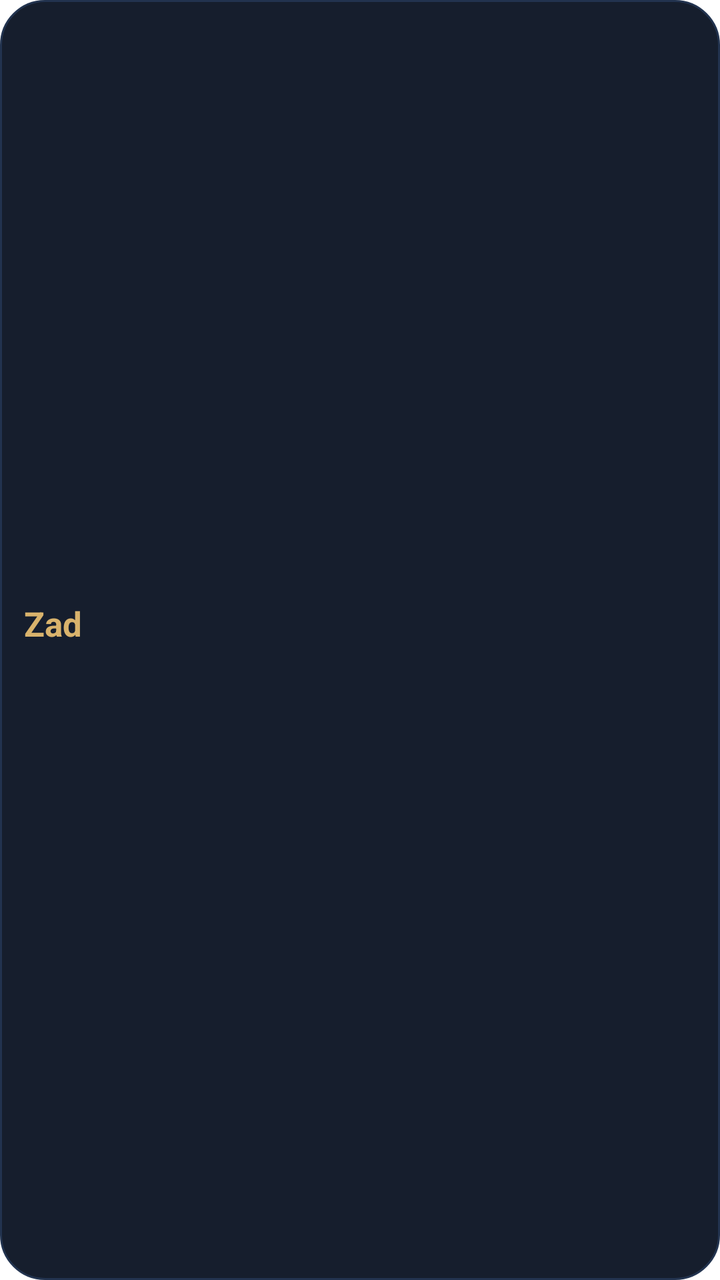
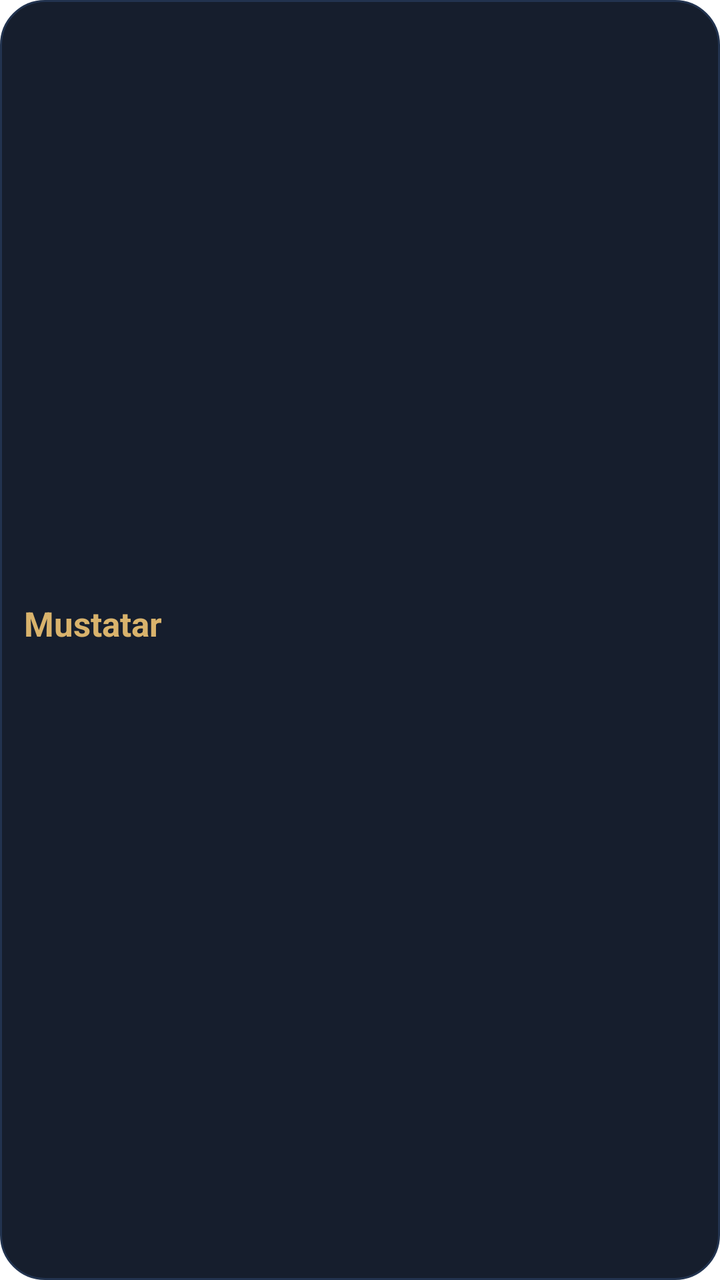

An Android layout rendered at two revisions. The XML below is the earlier revision; the diff shows what the commit changed to produce the second picture.
<!-- AndroidManifest.xml: application theme android:Theme.Translucent.NoTitleBar -->
<!-- res/layout/widget_prayer.xml -->
<?xml version="1.0" encoding="utf-8"?>
<LinearLayout xmlns:android="http://schemas.android.com/apk/res/android"
    android:id="@+id/w_root" android:layout_width="match_parent" android:layout_height="match_parent"
    android:orientation="vertical" android:gravity="center_vertical" android:padding="12dp" android:background="@drawable/widget_bg">
    <TextView android:id="@+id/w_prayer" android:layout_width="match_parent" android:layout_height="wrap_content"
        android:text="Zad" android:textColor="#D9B36C" android:textSize="17sp" android:textStyle="bold" android:maxLines="1" />
    <TextView android:id="@+id/w_prayer_time" android:layout_width="match_parent" android:layout_height="wrap_content"
        android:text="" android:textColor="#93A3C0" android:textSize="12sp" android:maxLines="2" />
</LinearLayout>
<!-- resources referenced by this layout -->
<resources>
  <!-- drawable widget_bg (drawable) -->
  <?xml version="1.0" encoding="utf-8"?>
  <shape xmlns:android="http://schemas.android.com/apk/res/android" android:shape="rectangle">
      <solid android:color="#F20A1222" />
      <corners android:radius="22dp" />
      <stroke android:width="1dp" android:color="#22334F" />
  </shape>
</resources>

<!-- the commit's change to res/layout/widget_prayer.xml (unified diff, before → after) -->
@@ -3,7 +3,7 @@
     android:id="@+id/w_root" android:layout_width="match_parent" android:layout_height="match_parent"
     android:orientation="vertical" android:gravity="center_vertical" android:padding="12dp" android:background="@drawable/widget_bg">
     <TextView android:id="@+id/w_prayer" android:layout_width="match_parent" android:layout_height="wrap_content"
-        android:text="Zad" android:textColor="#D9B36C" android:textSize="17sp" android:textStyle="bold" android:maxLines="1" />
+        android:text="Mustatar" android:textColor="#D9B36C" android:textSize="17sp" android:textStyle="bold" android:maxLines="1" />
     <TextView android:id="@+id/w_prayer_time" android:layout_width="match_parent" android:layout_height="wrap_content"
         android:text="" android:textColor="#93A3C0" android:textSize="12sp" android:maxLines="2" />
 </LinearLayout>
